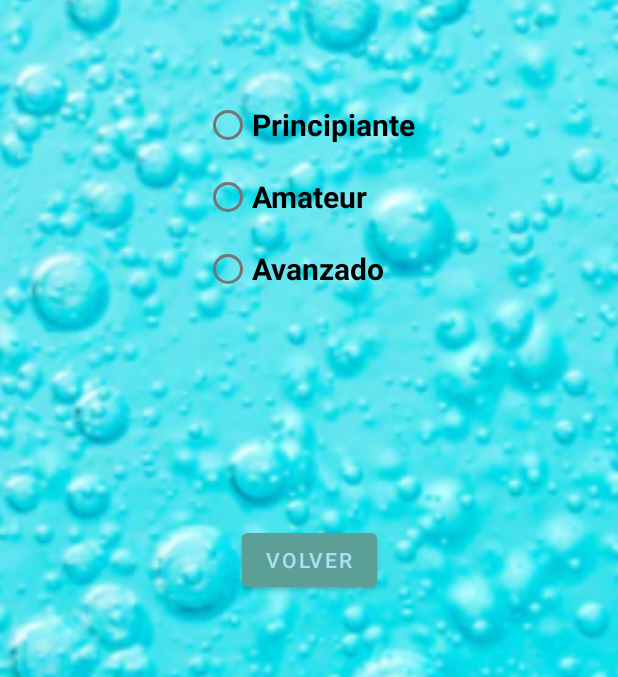
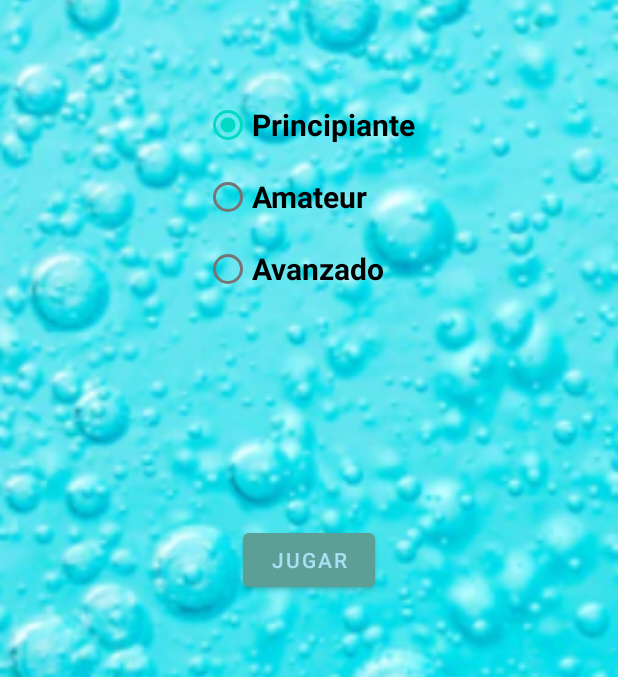
Before and after one commit to crpla2/PDM-Android-Practica02_Hypotenochas, an Android app: the screen it shows after launch (MainActivityConfig), in the options menu, after a tap on "CONFIGURACIÓN", on a phone screen of 412 x 824 dp. Shown: the part 273-950 px from the top of the screen. Run offline under Robolectric (Android 15) with nearby library versions, the phone set to English and light mode, and no system bars; Roboto replaces fonts that are not available here.

Commit message:
pequeños arreglos

```diff
--- a/app/src/main/java/com/example/practica02_hypotenochas/MainActivity.java
+++ b/app/src/main/java/com/example/practica02_hypotenochas/MainActivity.java
@@ -1,11 +1,11 @@
 package com.example.practica02_hypotenochas;
 
+import android.annotation.SuppressLint;
 import android.content.Intent;
 import android.graphics.drawable.Drawable;
 import android.os.Bundle;
 import android.view.Menu;
 import android.view.MenuItem;
-import android.widget.Toast;
 
 import androidx.appcompat.app.AppCompatActivity;
 
@@ -14,6 +14,7 @@ public class MainActivity extends AppCompatActivity {
     boolean recargado=false;
     int icon,casillas,minas;
     Drawable icono;
+    @SuppressLint("UseCompatLoadingForDrawables")
     @Override
     protected void onCreate(Bundle savedInstanceState) {
         super.onCreate(savedInstanceState);
@@ -29,8 +30,7 @@ public class MainActivity extends AppCompatActivity {
             minas=b.getInt("minas");
 
         }
-        Toast.makeText(getApplicationContext(),"Casillas:"+casillas, Toast.LENGTH_LONG).show();
-        Toast.makeText(getApplicationContext(),"Minas:"+minas, Toast.LENGTH_LONG).show();
+
     }
 
     @Override
@@ -43,6 +43,7 @@ public class MainActivity extends AppCompatActivity {
         return true;
     }
 
+    @SuppressLint("NonConstantResourceId")
     @Override
     public boolean onOptionsItemSelected(MenuItem item){
         switch ((item.getItemId())){
--- a/app/src/main/java/com/example/practica02_hypotenochas/MainActivityInstrucciones.java
+++ b/app/src/main/java/com/example/practica02_hypotenochas/MainActivityInstrucciones.java
@@ -7,21 +7,21 @@ import android.view.View;
 import androidx.appcompat.app.AppCompatActivity;
 
 public class MainActivityInstrucciones extends AppCompatActivity {
-    Intent entrada;
+    //Intent entrada;
     Intent salida;
-    int icon;
+    //int icon;
     @Override
     protected void onCreate(Bundle savedInstanceState) {
         super.onCreate(savedInstanceState);
         setContentView(R.layout.activity_main_instrucciones);
-        entrada = getIntent();
-        Bundle b= entrada.getExtras();
-        icon=b.getInt("personaje");
+        //entrada = getIntent();
+        //Bundle b= entrada.getExtras();
+        //icon=b.getInt("personaje");
     }
 
     public void onClickVolverInst(View view){
-        salida = new Intent(this,MainActivity.class);
-        salida.putExtra("personaje",icon);
+        //salida = new Intent(this,MainActivity.class);
+        //salida.putExtra("personaje",icon);
         startActivity(salida);
     }
 }
--- a/app/src/main/java/com/example/practica02_hypotenochas/buscaBurgers.java
+++ b/app/src/main/java/com/example/practica02_hypotenochas/buscaBurgers.java
@@ -1,7 +1,6 @@
 package com.example.practica02_hypotenochas;
 
 import java.util.ArrayList;
-import java.util.Map;
 import java.util.TreeMap;
 import java.util.TreeSet;
 
--- a/app/src/main/res/layout/activity_main_config.xml
+++ b/app/src/main/res/layout/activity_main_config.xml
@@ -33,7 +33,7 @@
             android:id="@+id/radioButtonPrincipiante"
             android:layout_width="match_parent"
             android:layout_height="wrap_content"
-            android:checked="false"
+            android:checked="true"
             android:onClick="onRadioButtonClicked"
             android:text="@string/principiante"
             android:textSize="20sp"
@@ -59,12 +59,12 @@
     </RadioGroup>
 
     <Button
-        android:id="@+id/buttonVolver3"
+        android:id="@+id/buttonJugar"
         android:layout_width="wrap_content"
         android:layout_height="wrap_content"
         android:layout_marginTop="350dp"
         android:onClick="onClickVolverConfig"
-        android:text="@string/volver"
+        android:text="@string/jugar"
         app:layout_constraintEnd_toEndOf="parent"
         app:layout_constraintHorizontal_bias="0.5"
         app:layout_constraintStart_toStartOf="parent"
--- a/app/src/main/res/menu/menu.xml
+++ b/app/src/main/res/menu/menu.xml
@@ -1,14 +1,18 @@
 <?xml version="1.0" encoding="utf-8"?>
 <menu xmlns:android="http://schemas.android.com/apk/res/android"
     xmlns:app="http://schemas.android.com/apk/res-auto">
-    <item android:title="INSTRUCCIONES"
-        android:id="@+id/instrucciones"></item>
-    <item android:title="NUEVO JUEGO"
-        android:id="@+id/nuevo"></item>
-    <item android:title="CONFIGURACIÓN"
-        android:id="@+id/config"></item>
-    <item android:title="PERSONAJE"
+    <item
+        android:title="@string/instruccionesMenu"
+        android:id="@+id/instrucciones" />
+    <item
+        android:title="@string/nuevo_juegoMenu"
+        android:id="@+id/nuevo" />
+    <item
+        android:title="@string/configuracionMenu"
+        android:id="@+id/config" />
+    <item
+        android:title="@string/personajeMenu"
         android:id="@+id/perso"
         android:icon="@drawable/bob"
-        app:showAsAction="always"></item>
+        app:showAsAction="always" />
 </menu>
--- a/app/src/main/res/values/strings.xml
+++ b/app/src/main/res/values/strings.xml
@@ -16,6 +16,11 @@
     <string name="temporizadorCero" translatable="false">00:00</string>
     <string name="personajes">Personajes</string>
     <string name="personajeelegido">personaje elegido</string>
+    <string name="instruccionesMenu">INSTRUCCIONES</string>
+    <string name="nuevo_juegoMenu">NUEVO JUEGO</string>
+    <string name="configuracionMenu">CONFIGURACIÓN</string>
+    <string name="personajeMenu">PERSONAJE</string>
+    <string name="jugar">JUGAR</string>
     <string-array name="personajes">
         <item>Bob Esponja</item>
         <item>Arenita</item>
```
Also changed, not shown: 2 other files.
